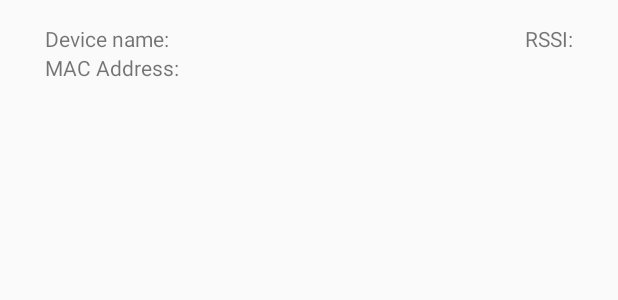
After one commit to xuanjiao/BLE_scanner, an Android app: the layout list_item.xml on its own in the app's theme, with its tools: preview values and no code run, on a phone screen of 412 x 824 dp. The commit adds this screen. Shown: the top 300 px of the screen. Run offline under Robolectric (Android 15) with nearby library versions, the phone set to English and light mode, and no system bars.

```diff
--- /dev/null
+++ b/app/src/main/res/layout/list_item.xml
@@ -0,0 +1,68 @@
+<?xml version="1.0" encoding="utf-8"?>
+<RelativeLayout
+    xmlns:android="http://schemas.android.com/apk/res/android"
+    android:layout_width="match_parent"
+    android:layout_height="match_parent"
+    android:orientation="horizontal">
+
+    <LinearLayout
+        android:layout_width="wrap_content"
+        android:layout_height="wrap_content"
+        android:orientation="vertical"
+        android:layout_marginTop="@dimen/margin_list_item_vertical"
+        android:layout_marginLeft="@dimen/margin_list_item_horizontal">
+
+        <LinearLayout
+            android:layout_width="wrap_content"
+            android:layout_height="wrap_content"
+            android:orientation="horizontal">
+
+            <TextView
+                android:layout_width="wrap_content"
+                android:layout_height="wrap_content"
+                android:text="@string/label_device_name"/>
+            <TextView
+                android:id="@+id/name_text_view"
+                android:layout_width="wrap_content"
+                android:layout_height="wrap_content" />
+
+        </LinearLayout>
+
+        <LinearLayout
+            android:layout_width="wrap_content"
+            android:layout_height="wrap_content"
+            android:orientation="horizontal">
+
+            <TextView
+                android:layout_width="wrap_content"
+                android:layout_height="wrap_content"
+                android:text="@string/label_address"/>
+
+            <TextView
+                android:id="@+id/address_text_view"
+                android:layout_width="wrap_content"
+                android:layout_height="wrap_content" />
+        </LinearLayout>
+
+    </LinearLayout>
+
+    <LinearLayout
+        android:layout_width="wrap_content"
+        android:layout_height="wrap_content"
+        android:orientation="horizontal"
+        android:layout_alignParentRight="true"
+        android:layout_marginTop="@dimen/margin_list_item_vertical"
+        android:layout_marginRight="@dimen/margin_list_item_horizontal">
+        <TextView
+            android:layout_width="wrap_content"
+            android:layout_height="wrap_content"
+            android:text="@string/label_rssi"/>
+        <TextView
+            android:id="@+id/rssi_text_view"
+            android:layout_width="wrap_content"
+            android:layout_height="wrap_content" />
+
+    </LinearLayout>
+
+
+</RelativeLayout>
--- a/app/src/main/res/values/strings.xml
+++ b/app/src/main/res/values/strings.xml
@@ -1,3 +1,9 @@
 <resources>
     <string name="app_name">BLE_scanner</string>
+
+    <string name="label_device_name">Device name: </string>
+
+    <string name="label_address">MAC Address: </string>
+
+    <string name="label_rssi">RSSI: </string>
 </resources>
--- a/app/src/main/res/values/styles.xml
+++ b/app/src/main/res/values/styles.xml
@@ -8,4 +8,7 @@
         <item name="colorAccent">@color/colorAccent</item>
     </style>
 
+    <dimen name="margin_list_item_horizontal">30dp</dimen>
+
+    <dimen name="margin_list_item_vertical">16dp</dimen>
 </resources>
```
